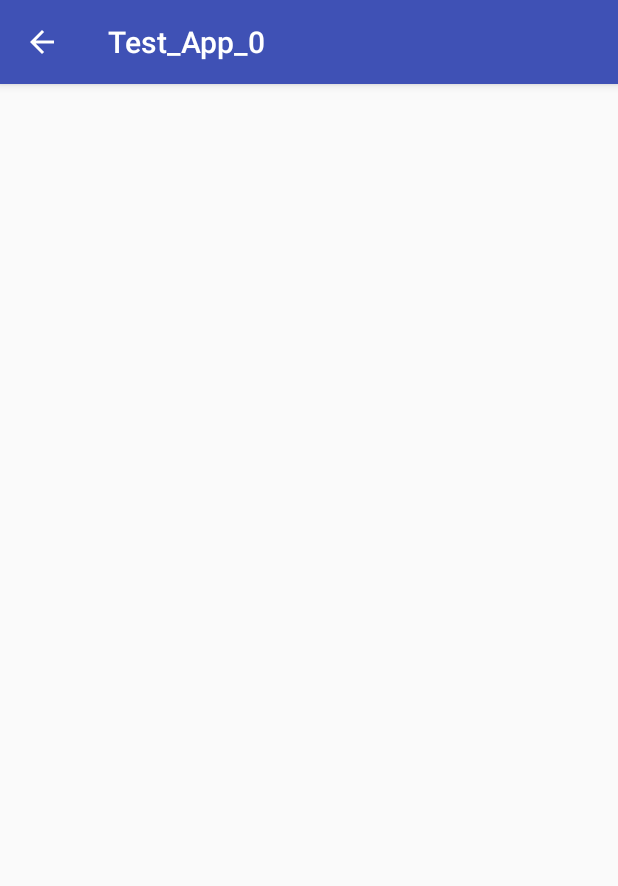
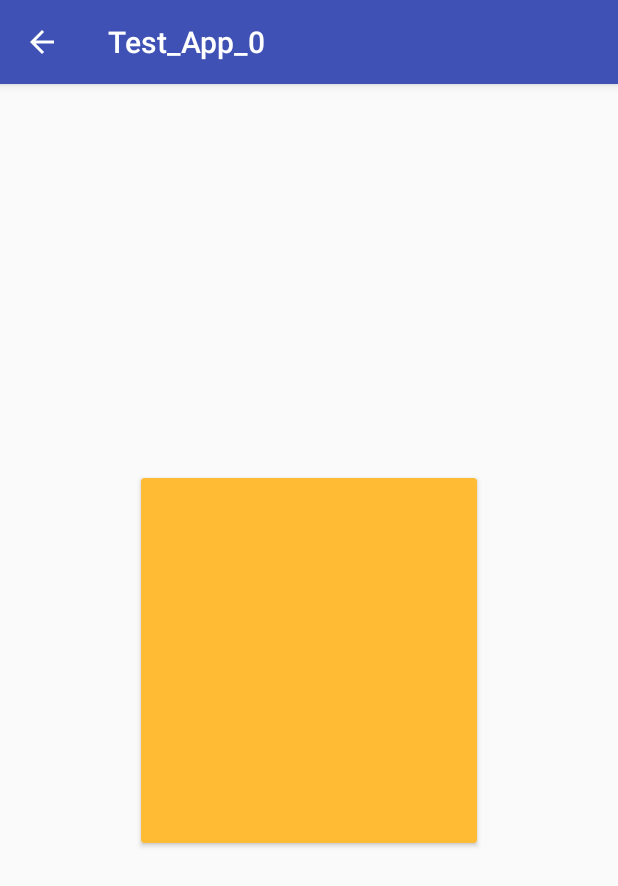
Before and after one commit to Brandon-Valley/android_app_tests, an Android app: the dynamicTest2Activity screen opened directly, with no data from a screen before it, on a phone screen of 412 x 824 dp. Shown: the top 886 px of the screen. Run offline under Robolectric (Android 15) with nearby library versions, the phone set to English and light mode, and no system bars.

Commit message:
added blank yellow card with manual linear layout to dynamic activity 2

```diff
--- a/test_app_0/app/src/main/java/com/example/brandon/test_app_0/StaticCards0Activity.java
+++ b/test_app_0/app/src/main/java/com/example/brandon/test_app_0/StaticCards0Activity.java
@@ -7,6 +7,7 @@ import android.support.v7.app.AppCompatActivity;
 import android.os.Bundle;
 import android.support.v7.widget.CardView;
 import android.util.TypedValue;
+import android.view.ContextThemeWrapper;
 import android.view.Gravity;
 import android.widget.ImageButton;
 import android.widget.LinearLayout;
@@ -127,7 +128,7 @@ public class StaticCards0Activity extends AppCompatActivity {
         bigCardViewParams.topMargin   = margin;
         bigCardViewParams.rightMargin = margin;
         bigCardViewParams.leftMargin  = margin;
-        bigCardViewParams.height = 400;  //change this to something about min hieght so it fits contents????
+        bigCardViewParams.height = 800;  //change this to something about min hieght so it fits contents????
 
 
         bigCard.setLayoutParams(bigCardViewParams);
@@ -200,6 +201,7 @@ public class StaticCards0Activity extends AppCompatActivity {
         yellowCardParams.leftMargin  = margin;
 
         yellowCardParams.height = 100;  //change this to something about min hieght so it fits contents????
+        yellowCardParams.gravity = 50;
 
 
         yellowCard.setLayoutParams(yellowCardParams);
@@ -222,5 +224,32 @@ public class StaticCards0Activity extends AppCompatActivity {
 
         container.addView(bigCard);
 //        bigCard.addView(card);
+
+
+
+
+
+
+//        CardView card = new CardView(new ContextThemeWrapper(MyActivity.this, R.style.CardViewStyle), null, 0);
+//        LinearLayout cardInner = new LinearLayout(new ContextThemeWrapper(MyActivity.this, R.style.Widget_CardContent));
+//
+//        TextView tv_title = new TextView(this);
+//        tv_title.setLayoutParams(new LinearLayout.LayoutParams(
+//                LinearLayout.LayoutParams.MATCH_PARENT, LinearLayout.LayoutParams.WRAP_CONTENT
+//        ));
+//        tv_title.setTextAppearance(this, R.style.TextAppearance_AppCompat_Title);
+//        tv_title.setText("Name");
+//
+//        TextView tv_caption = new TextView(this);
+//        tv_caption.setLayoutParams(new LinearLayout.LayoutParams(
+//                LinearLayout.LayoutParams.MATCH_PARENT, LinearLayout.LayoutParams.WRAP_CONTENT
+//        ));
+//        tv_caption.setText("Sus");
+//
+//        cardInner.addView(tv_title);
+//        cardInner.addView(tv_caption);
+
+
+
     }
 }
--- a/test_app_0/app/src/main/res/layout/activity_dynamic_test_2.xml
+++ b/test_app_0/app/src/main/res/layout/activity_dynamic_test_2.xml
@@ -6,4 +6,26 @@
     android:layout_height="match_parent"
     tools:context=".dynamicTest2Activity">
 
+    <android.support.v7.widget.CardView
+        android:layout_width="224dp"
+        android:layout_height="243dp"
+        android:layout_marginBottom="8dp"
+        android:layout_marginEnd="8dp"
+        android:layout_marginLeft="8dp"
+        android:layout_marginRight="8dp"
+        android:layout_marginStart="8dp"
+        android:layout_marginTop="8dp"
+        app:cardBackgroundColor="@android:color/holo_orange_light"
+        app:layout_constraintBottom_toBottomOf="parent"
+        app:layout_constraintEnd_toEndOf="parent"
+        app:layout_constraintStart_toStartOf="parent"
+        app:layout_constraintTop_toTopOf="parent"
+        tools:cardBackgroundColor="red" >
+
+        <LinearLayout
+            android:id="@+id/linear_layout_0"
+            android:layout_width="match_parent"
+            android:layout_height="match_parent"
+            android:orientation="vertical"></LinearLayout>
+    </android.support.v7.widget.CardView>
 </android.support.constraint.ConstraintLayout>
```
